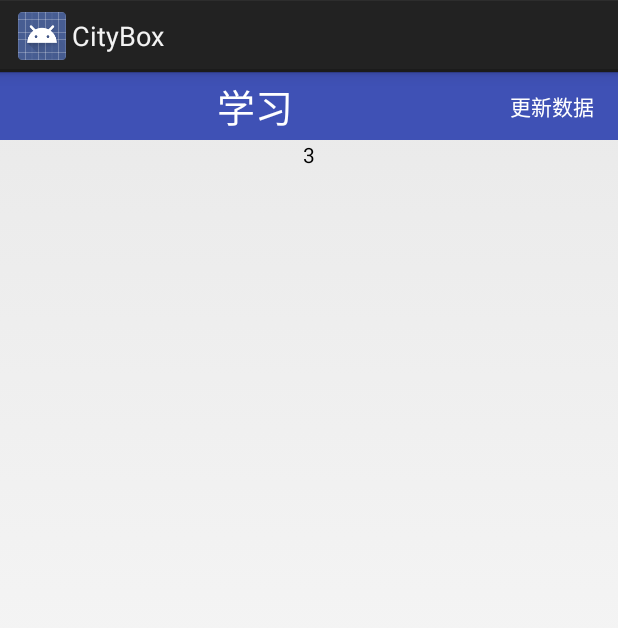
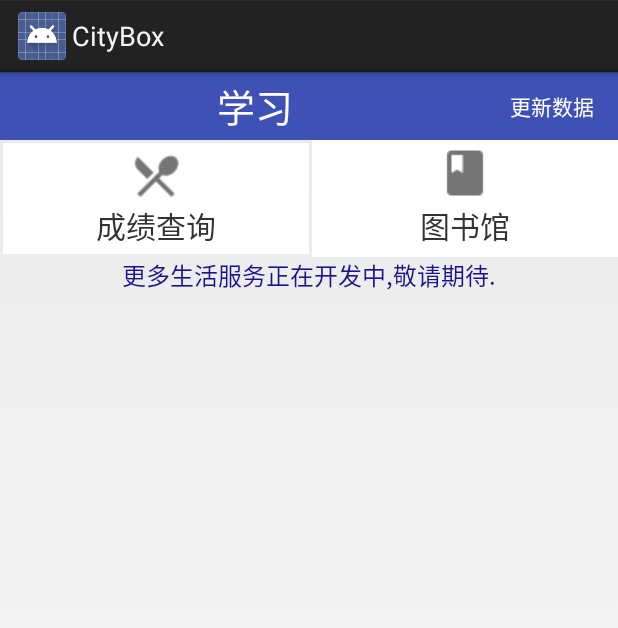
Before and after one commit to clwater/CityBox_new, an Android app: the fragment FragmentStudy shown on its own in the app's theme, on a phone screen of 412 x 824 dp. Shown: the top 628 px of the screen. Run offline under Robolectric (Android 15) with nearby library versions, the light colour scheme and no system bars; 1 statement that could not run was skipped.

Commit message:
20160224_01
成绩查询什么的

```diff
--- a/CityBox_new/app/src/main/AndroidManifest.xml
+++ b/CityBox_new/app/src/main/AndroidManifest.xml
@@ -66,6 +66,7 @@
         <activity android:name=".ui.activity.EnterDataActivity"/>
         <activity android:name=".ui.activity.LifeAcceptActivity"/>
         <activity android:name=".ui.activity.MyOrderActivity"/>
+        <activity android:name=".ui.activity.ScoreActivity"/>
 
 
 
--- a/CityBox_new/app/src/main/java/com/uit/uit2013/ui/fragment/FragmentStudy.java
+++ b/CityBox_new/app/src/main/java/com/uit/uit2013/ui/fragment/FragmentStudy.java
@@ -1,5 +1,8 @@
 package com.uit.uit2013.ui.fragment;
 
+import android.app.Activity;
+import android.content.Context;
+import android.content.Intent;
 import android.os.Bundle;
 import android.support.v4.app.Fragment;
 import android.view.LayoutInflater;
@@ -8,17 +11,36 @@ import android.view.ViewGroup;
 import android.widget.TextView;
 
 import com.uit.uit2013.R;
+import com.uit.uit2013.ui.activity.ScoreActivity;
 
 /**
  * Created by soul on 2016/1/19.
  */
-public class FragmentStudy extends Fragment {
+public class FragmentStudy extends Fragment implements View.OnClickListener {
     private TextView tv;
+    private TextView book  , score;
+
+    private View view;
+    private Activity activity;
+    private Context context;
 
     @Override
     public View onCreateView(LayoutInflater inflater, ViewGroup container,
                              Bundle savedInstanceState) {
-        return inflater.inflate(R.layout.fragment_study, container, false);
+        view = inflater.inflate(R.layout.fragment_study, container, false);
+        activity = getActivity();
+        context = activity.getApplicationContext();
+
+
+
+        return view;
+    }
+
+    private void create() {
+        book = (TextView)view.findViewById(R.id.study_book);
+        book.setOnClickListener(this);
+        score = (TextView)view.findViewById(R.id.study_score);
+        score.setOnClickListener(this);
     }
 
     @Override
@@ -26,5 +48,21 @@ public class FragmentStudy extends Fragment {
         super.onActivityCreated(savedInstanceState);
         tv = (TextView) getView().findViewById(R.id.titleTv);
         tv.setText("学习");
+
+        create();
+    }
+
+    @Override
+    public void onClick(View v) {
+        switch (v.getId()){
+            case  R.id.study_book:
+
+
+                break;
+            case  R.id.study_score:
+                startActivity(new Intent(activity , ScoreActivity.class));
+
+                break;
+        }
     }
 }
--- a/CityBox_new/app/src/main/res/layout/fragment_study.xml
+++ b/CityBox_new/app/src/main/res/layout/fragment_study.xml
@@ -2,15 +2,68 @@
 <LinearLayout xmlns:android="http://schemas.android.com/apk/res/android"
     android:layout_width="fill_parent"
     android:layout_height="wrap_content"
-    android:orientation="vertical" >
+    android:orientation="vertical"
+    >
 
     <include layout="@layout/title_bar" />
 
-    <TextView
-        android:layout_width="fill_parent"
-        android:layout_height="fill_parent"
-        android:gravity="center"
-        android:text="3"
-        android:textColor="#000000" />
+    <LinearLayout
+        android:layout_width="match_parent"
+        android:layout_height="0dp"
+        android:layout_weight="1"
+        android:orientation="horizontal"
+        >
+
+        <TextView
+            android:layout_margin="2dp"
+            android:drawableTop="@drawable/ic_restaurant"
+            android:id="@+id/study_score"
+            android:layout_width="0dp"
+            android:layout_weight="1"
+            android:layout_height="match_parent"
+            android:text="成绩查询"
+            android:textSize="20dp"
+            android:paddingTop="4dp"
+            android:paddingBottom="4dp"
+            android:gravity="center"
+            android:background="#fff"/>
+
+
+
+        <TextView
+            android:layout_width="0dp"
+            android:layout_weight="1"
+            android:layout_height="match_parent"
+            android:id="@+id/study_book"
+            android:drawableTop="@drawable/ic_book"
+            android:text="图书馆"
+            android:textSize="20dp"
+            android:paddingTop="4dp"
+            android:paddingBottom="4dp"
+            android:gravity="center"
+            android:background="#fff"/>
+
+    </LinearLayout>
+
+    <LinearLayout
+        android:layout_width="match_parent"
+        android:layout_height="0dp"
+        android:layout_weight="2">
+
+
+        <TextView
+            android:layout_width="match_parent"
+            android:layout_height="wrap_content"
+            android:layout_gravity="bottom"
+            android:paddingBottom="5dp"
+            android:gravity="center"
+            android:textColor="#1c128c"
+            android:textSize="16dp"
+            android:text="更多生活服务正在开发中,敬请期待."/>
+
+    </LinearLayout>
+
+
+
 
 </LinearLayout>
```
Also changed, not shown: CityBox_new/app/src/main/java/com/uit/uit2013/ui/activity/ScoreActivity.java (added, +33 -0 lines), CityBox_new/app/src/main/res/layout/study_score.xml (added, +33 -0 lines), 15 other files.
